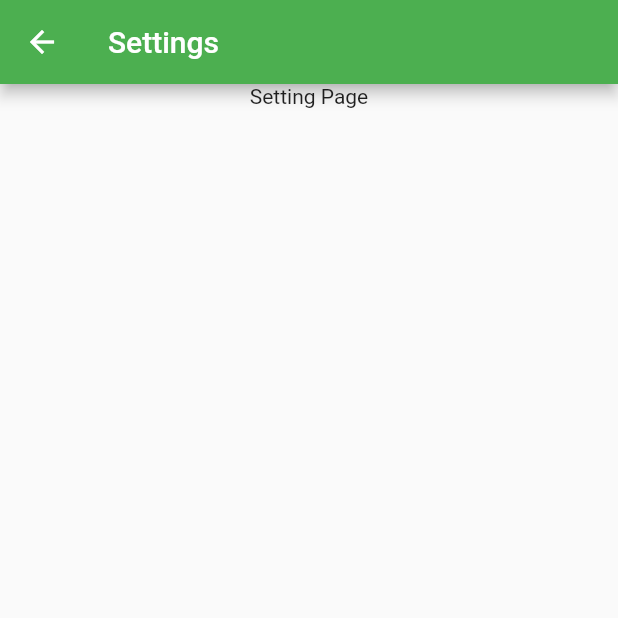
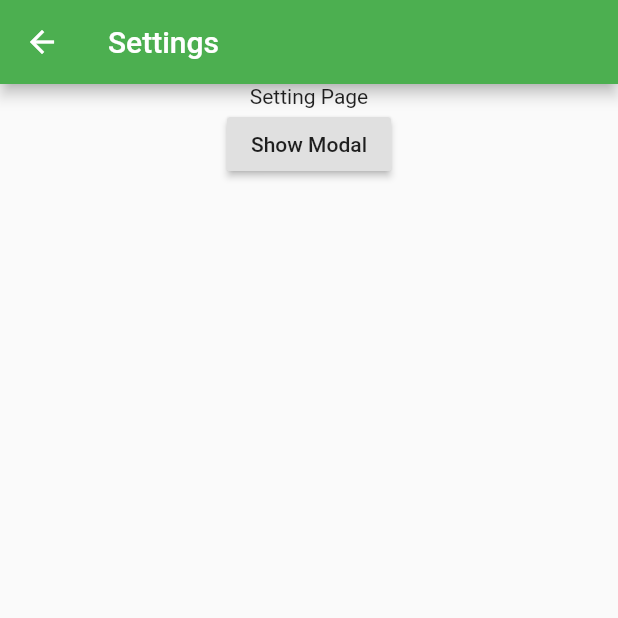
Before and after one commit to narendrasinghrathore/splashun-flutter, a Flutter app: the SettingPage screen opened directly, on a phone screen of 412 x 824 dp, the top half of it. Run offline on Flutter 3.47's test engine with Material 2 defaults, Android fonts, the phone set to English and light mode, and no system bars; accounts and stored records are empty.

Commit message:
showing modal

```diff
--- a/lib/settings/setting.page.dart
+++ b/lib/settings/setting.page.dart
@@ -11,7 +11,17 @@ class SettingPage extends StatelessWidget {
       body: Container(
         child: Column(
           children: <Widget>[
-            Center(child: Text("Setting Page"),)
+            Center(child: Text("Setting Page")),
+            RaisedButton(
+              child: Text('Show Modal'),
+              onPressed: () {
+                showModalBottomSheet(
+                    context: context,
+                    builder: (BuildContext context) {
+                      return Center(child:Text('Modal here'));
+                    });
+              },
+            )
           ],
         ),
       ),
```
